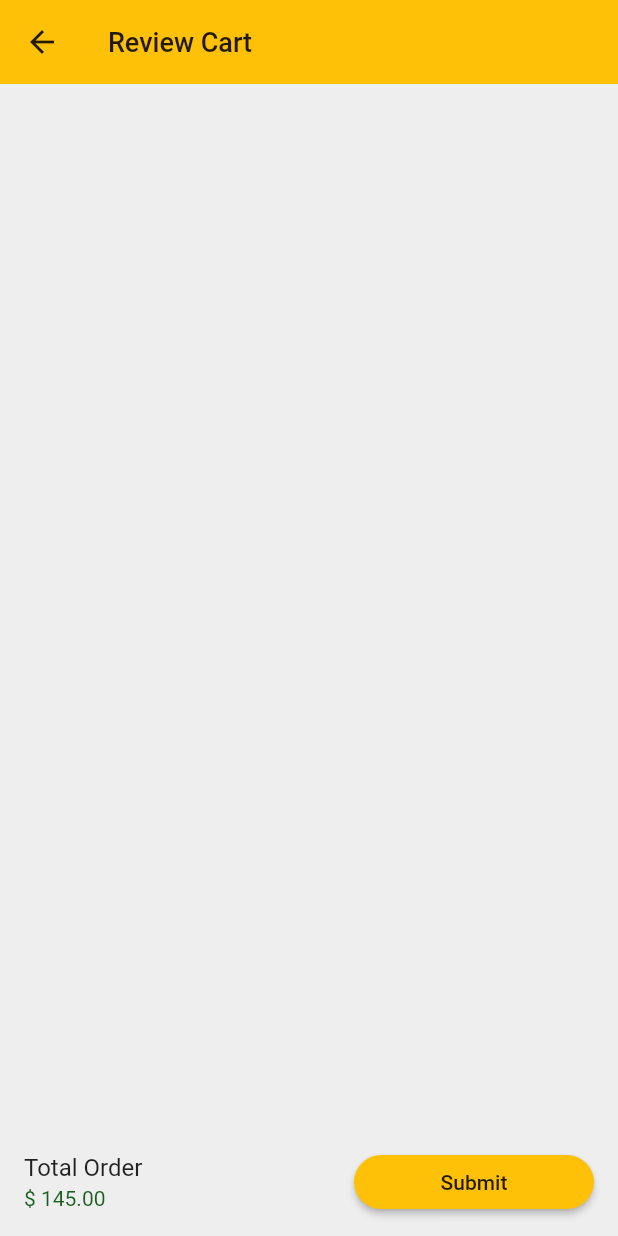
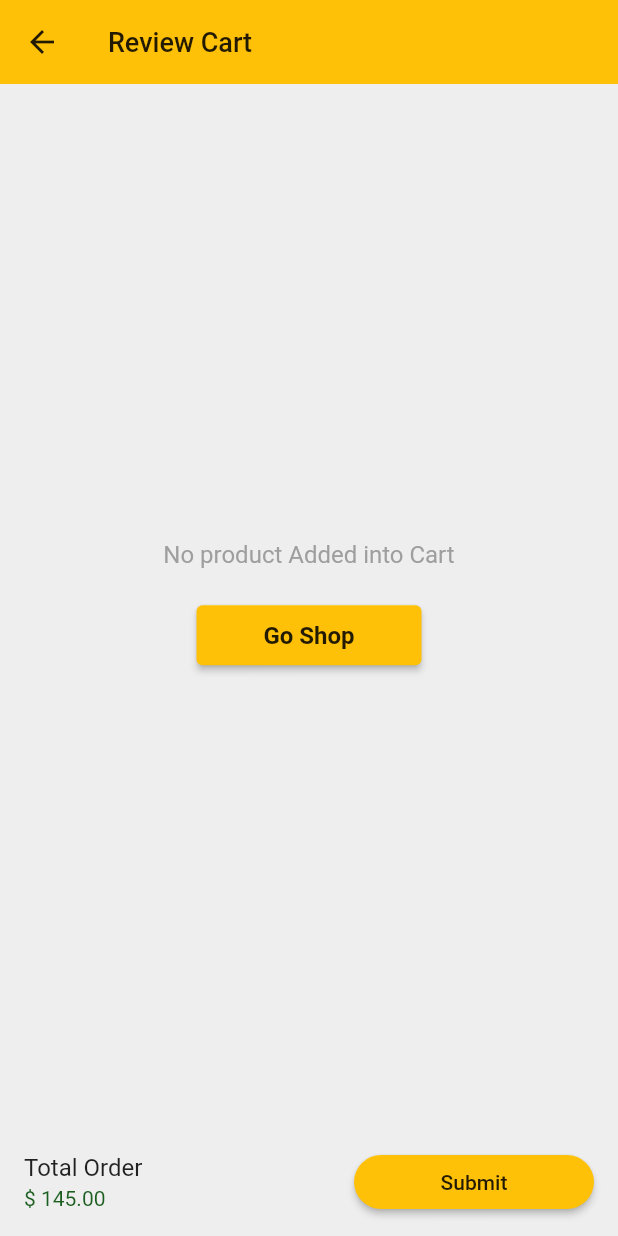
Before and after one commit to CPAD-Gazipur/Flutter-Food-App, a Flutter app: the screen it shows after launch, after a tap on "Sign in with Google", after a tap on the "shop" icon, on a phone screen of 412 x 824 dp. Run offline on Flutter 3.47's test engine with Material 2 defaults, Android fonts, the light colour scheme and no system bars; our stand-ins replace cached_network_image, carousel_slider, cloud_firestore, firebase_auth, firebase_core, flutter_signin_button and 2 more; accounts and stored records are empty; network calls fail.

Commit message:
Food Order App: View AddToCart Product in CartReview Screen

```diff
--- a/lib/models/cart_model.dart
+++ b/lib/models/cart_model.dart
@@ -2,7 +2,7 @@ class CartModel {
   String cartID;
   String cartName;
   String cartImage;
-  int cartPrice;
+  num cartPrice;
   int cartQuantity;
 
   CartModel({
--- a/lib/providers/cart_provider.dart
+++ b/lib/providers/cart_provider.dart
@@ -2,7 +2,11 @@ import 'package:cloud_firestore/cloud_firestore.dart';
 import 'package:firebase_auth/firebase_auth.dart';
 import 'package:flutter/material.dart';
 
+import '../models/models.dart';
+
 class CartProvider extends ChangeNotifier {
+  List<CartModel> cartedProductList = [];
+
   void addProductToCart({
     required String cartID,
     required String cartName,
@@ -16,11 +20,42 @@ class CartProvider extends ChangeNotifier {
         .collection('MyCartedProducts')
         .doc(cartID)
         .set({
-      'cartID': cartID,
-      'cartName': cartName,
-      'cartImage': cartImage,
-      'cartPrice': cartPrice,
-      'cartQuantity': cartQuantity,
-    });
+          'cartID': cartID,
+          'cartName': cartName,
+          'cartImage': cartImage,
+          'cartPrice': cartPrice,
+          'cartQuantity': cartQuantity,
+        })
+        .then((value) => debugPrint('Product Added To Cart'))
+        .catchError((e) => debugPrint('CartError: $e'));
+  }
+
+  void fetchCartedProducts() async {
+    List<CartModel> newList = [];
+
+    QuerySnapshot querySnapshot = await FirebaseFirestore.instance
+        .collection('cart')
+        .doc(FirebaseAuth.instance.currentUser!.uid)
+        .collection('MyCartedProducts')
+        .get();
+
+    for (var cartProduct in querySnapshot.docs) {
+      CartModel cartModel = CartModel(
+        cartID: cartProduct.get('cartID'),
+        cartName: cartProduct.get('cartName'),
+        cartImage: cartProduct.get('cartImage'),
+        cartPrice: cartProduct.get('cartPrice'),
+        cartQuantity: cartProduct.get('cartQuantity'),
+      );
+
+      newList.add(cartModel);
+    }
+
+    cartedProductList = newList;
+    notifyListeners();
+  }
+
+  List<CartModel> get getCartedProductList {
+    return cartedProductList;
   }
 }
--- a/lib/screens/cart/cart_screen.dart
+++ b/lib/screens/cart/cart_screen.dart
@@ -1,11 +1,17 @@
 import 'package:flutter/material.dart';
 import 'package:flutter_food_app/config/config.dart';
+import 'package:flutter_food_app/models/models.dart';
+import 'package:flutter_food_app/providers/cart_provider.dart';
+import 'package:flutter_food_app/widgets/single_item.dart';
+import 'package:provider/provider.dart';
 
 class CartScreen extends StatelessWidget {
   const CartScreen({Key? key}) : super(key: key);
 
   @override
   Widget build(BuildContext context) {
+    CartProvider cartProvider = Provider.of<CartProvider>(context);
+    cartProvider.fetchCartedProducts();
     return Scaffold(
       appBar: AppBar(
         elevation: 0,
@@ -51,16 +57,64 @@ class CartScreen extends StatelessWidget {
           ),
         ),
       ),
-      body: ListView(
-        children: const [
-          SizedBox(height: 10),
-          /* SingleItem(isCarted: true),
-          SingleItem(isCarted: true),
-          SingleItem(isCarted: true),
-          SingleItem(isCarted: true),*/
-          SizedBox(height: 10),
-        ],
-      ),
+      body: cartProvider.getCartedProductList.isNotEmpty
+          ? ListView.builder(
+              itemCount: cartProvider.getCartedProductList.length,
+              itemBuilder: (context, index) {
+                CartModel data = cartProvider.getCartedProductList[index];
+                ProductModel product = ProductModel(
+                  productID: data.cartID,
+                  productName: data.cartName,
+                  productImage: data.cartImage,
+                  productDetails: '',
+                  productPrice: data.cartPrice,
+                );
+                return Column(
+                  children: [
+                    const SizedBox(height: 5),
+                    SingleItem(
+                      product: product,
+                      quantity: data.cartQuantity,
+                      isCarted: true,
+                    ),
+                  ],
+                );
+              },
+            )
+          : Center(
+              child: Column(
+                mainAxisSize: MainAxisSize.min,
+                children: [
+                  const Text(
+                    'No product Added into Cart',
+                    style: TextStyle(
+                      color: Colors.grey,
+                      fontSize: 16,
+                      fontFamily: 'Roboto',
+                    ),
+                  ),
+                  const SizedBox(height: 20),
+                  ElevatedButton(
+                    style: ElevatedButton.styleFrom(
+                      primary: primaryColor,
+                      minimumSize: const Size(150, 40),
+                    ),
+                    onPressed: () {
+                      Navigator.pop(context);
+                    },
+                    child: Text(
+                      'Go Shop',
+                      style: TextStyle(
+                        color: textColor,
+                        fontFamily: 'Roboto',
+                        fontWeight: FontWeight.w600,
+                        fontSize: 16,
+                      ),
+                    ),
+                  ),
+                ],
+              ),
+            ),
     );
   }
 }
--- a/lib/widgets/single_item.dart
+++ b/lib/widgets/single_item.dart
@@ -8,11 +8,13 @@ import '../models/models.dart';
 class SingleItem extends StatelessWidget {
   final bool isCarted;
   final ProductModel product;
+  final int? quantity;
 
   const SingleItem({
     Key? key,
     this.isCarted = false,
     required this.product,
+    this.quantity,
   }) : super(key: key);
 
   @override
@@ -206,7 +208,7 @@ class SingleItem extends StatelessWidget {
                                   ),
                                   const SizedBox(width: 5),
                                   Text(
-                                    '1',
+                                    '$quantity',
                                     style: TextStyle(
                                       color: primaryColor,
                                       fontWeight: FontWeight.bold,
```
